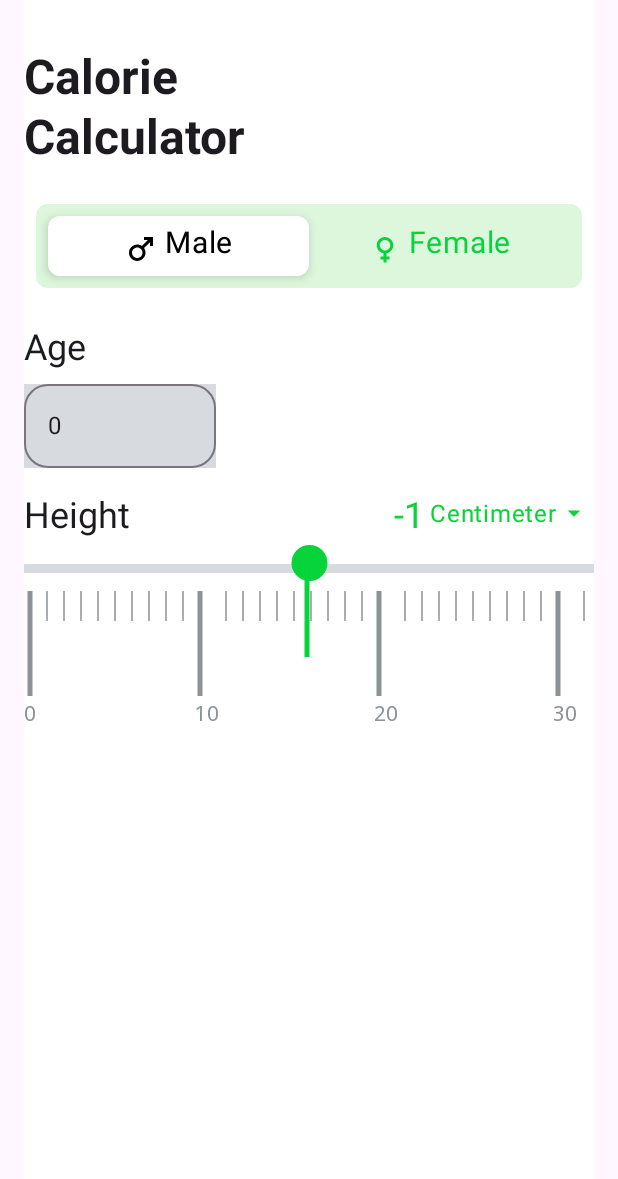
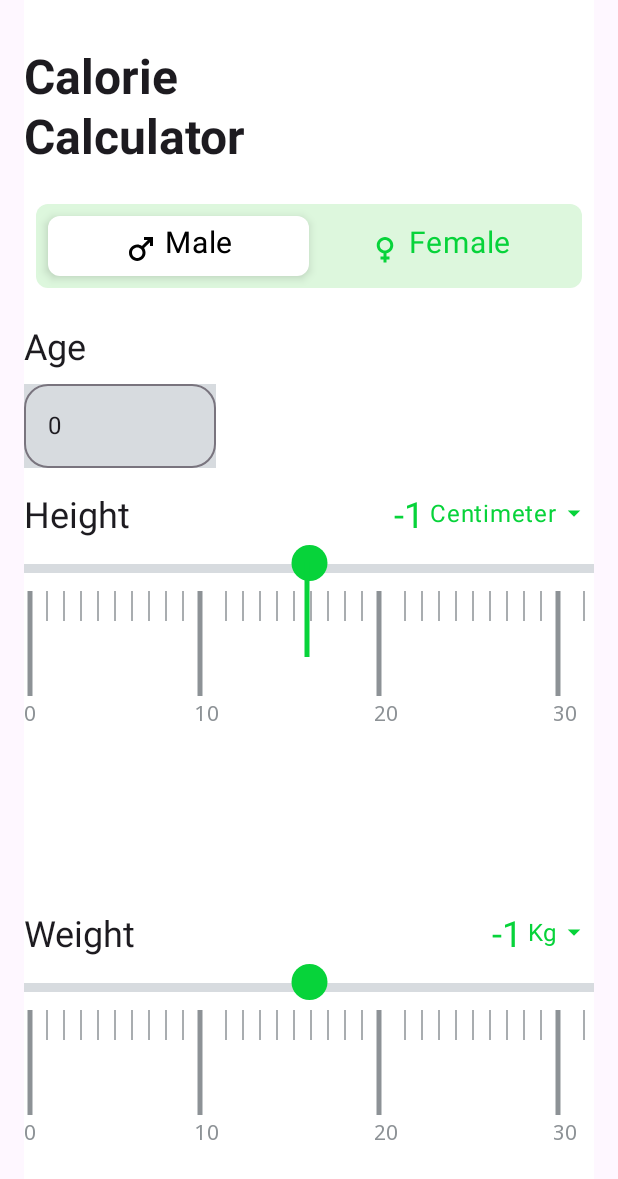
Before and after one commit to shivanandyadav11/SmartBmiCalculator, an Android app built with Jetpack Compose: the composable BMICalculatorContainer shown on its own in the app's theme, on a phone screen of 412 x 824 dp. Shown: the top 1179 px of the screen. Run offline under Robolectric (Android 15) with nearby library versions, the phone set to English and light mode, and no system bars.

Commit message:
Add Weight logic and code

```diff
--- a/app/src/main/java/online/nsandroid/smartbmicalculator/ui/compose/BMICalculatorContainer.kt
+++ b/app/src/main/java/online/nsandroid/smartbmicalculator/ui/compose/BMICalculatorContainer.kt
@@ -80,6 +80,15 @@ internal fun BMICalculatorContainer() {
         mutableIntStateOf(0)
     }
     val length = remember {
+        mutableIntStateOf(0)
+    }
+
+    val weightMeasureItems = remember {
+        listOf("Kg")
+    }
+    var weightExpanded by remember { mutableStateOf(false) }
+    var weightSelected by remember { mutableStateOf(true) }
+    val weight = remember {
         mutableIntStateOf(0)
     }
 
@@ -185,6 +194,71 @@ internal fun BMICalculatorContainer() {
         }
         MeasuringScaleComponent( matchingPosition = {
             length.intValue = it
+        }
+        )
+        // Start of Weight Region
+        Row {
+            Text(
+                text = stringResource(id = R.string.weight),
+                style = MaterialTheme.typography.headlineSmall,
+                modifier = Modifier.weight(1f)
+            )
+
+            val iconId = "linkIcon"
+            val inlineIcon = InlineTextContent(
+                Placeholder(
+                    width = 24.sp,
+                    height = 24.sp,
+                    placeholderVerticalAlign = PlaceholderVerticalAlign.Bottom,
+                ),
+            ) {
+                Icon(
+                    painter = painterResource(id = R.drawable.baseline_arrow_drop_down_24),
+                    contentDescription = null,
+                    tint = LightGreen40,
+                    modifier = Modifier
+                        .size(32.dp)
+                        .padding(top = 4.dp),
+                )
+            }
+            val annotatedText = buildAnnotatedString {
+                withStyle(
+                    style = SpanStyle(
+                        color = LightGreen40,
+                        fontSize = 16.sp,
+                    ),
+                ) { append(if (weightSelected) weightMeasureItems[0] else weightMeasureItems[1]) }
+                appendInlineContent(iconId)
+            }
+            Box {
+                Row {
+                    Text(
+                        text = "${weight.intValue}",
+                        style = MaterialTheme.typography.headlineSmall,
+                        color = LightGreen40,
+                    )
+                    Spacer(modifier = Modifier.width(4.dp))
+                    Text(
+                        text = annotatedText,
+                        inlineContent = mapOf(iconId to inlineIcon),
+                        modifier = Modifier.clickable { weightExpanded = !weightExpanded })
+                    DropdownMenu(
+                        expanded = weightExpanded,
+                        onDismissRequest = { weightExpanded = false }
+                    ) {
+                        DropdownMenuItem(
+                            text = { Text(weightMeasureItems[0]) },
+                            onClick = {
+                                weightExpanded = false
+                                weightSelected = true
+                            }
+                        )
+                    }
+                }
+            }
+        }
+        MeasuringScaleComponent( matchingPosition = {
+            weight.intValue = it
         }
         )
     }
--- a/app/src/main/res/values/strings.xml
+++ b/app/src/main/res/values/strings.xml
@@ -8,5 +8,6 @@
     <string name="female">Female</string>
     <string name="age">Age</string>
     <string name="height">Height</string>
+    <string name="weight">Weight</string>
     <string name="calorie_calculator_para">Accurately calculate daily calories required for weight loss or maintenance</string>
 </resources>
```
